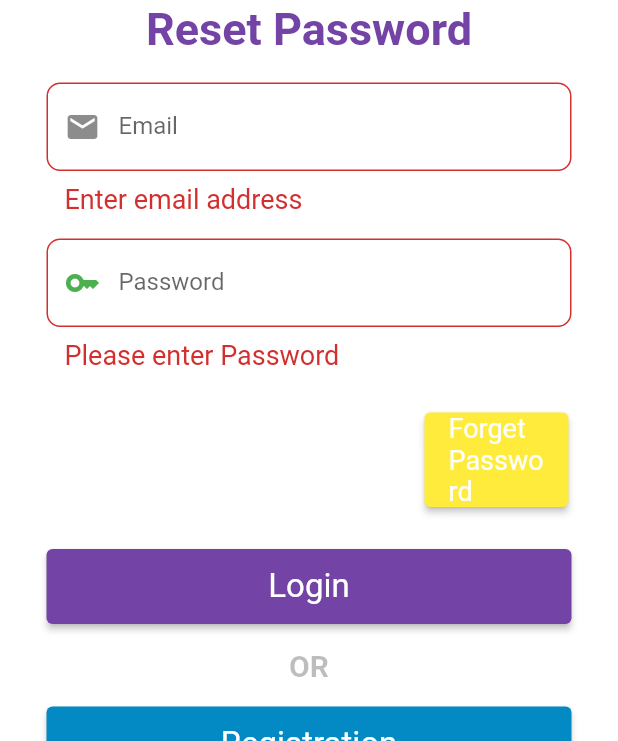
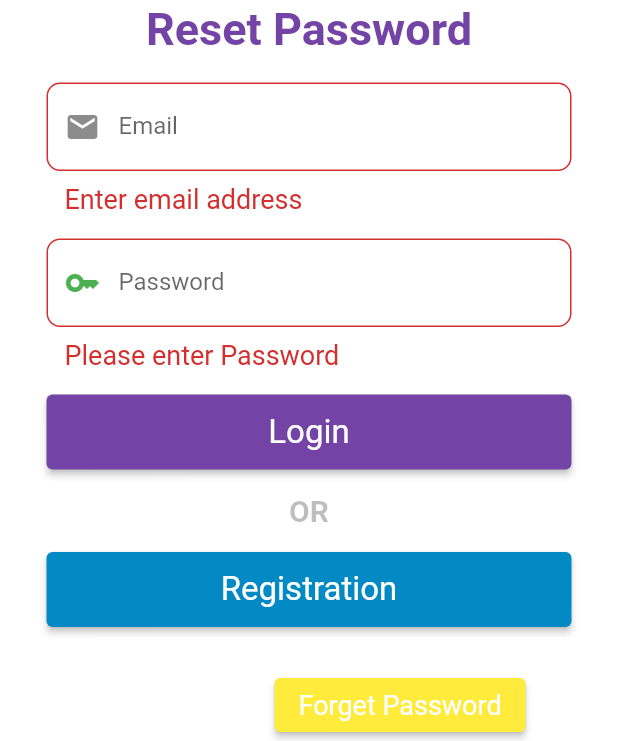
Before and after one commit to yasseribrahim/flutter-univenty-app, a Flutter app: the screen it shows after launch, after a tap on "Login", on a phone screen of 412 x 824 dp, the part 495-1236 px from its top. Run offline on Flutter 3.47's test engine with Material 2 defaults, Android fonts, the phone set to English and light mode, and no system bars; our stand-ins replace firebase_auth, firebase_core, fluttertoast, form_field_validator; missing offline and left inert: firebase_ui_auth; accounts and stored records are empty.

Commit message:
fix android running

```diff
--- a/lib/screens/login_screen.dart
+++ b/lib/screens/login_screen.dart
@@ -70,7 +70,7 @@ class _LoginScreenState extends State<LoginScreen> {
                           Padding(
                               padding: const EdgeInsets.all(8.0),
                               child: TextFormField(
-                              controller: controllerEmail,
+                                  controller: controllerEmail,
                                   validator: MultiValidator([
                                     RequiredValidator(
                                         errorText: 'Enter email address'),
@@ -123,24 +123,6 @@ class _LoginScreenState extends State<LoginScreen> {
                               ),
                             ),
                           ),
-                          Container(
-                            margin: EdgeInsets.fromLTRB(250, 0, 0, 0),
-                            padding: EdgeInsets.fromLTRB(10, 20, 10, 20),
-                            child: ElevatedButton(
-                                style: ElevatedButton.styleFrom(
-                                    textStyle: const TextStyle(fontSize: 20),
-                                    backgroundColor:  Colors.yellow,
-                                    ),
-                                onPressed: () {
-                                  Navigator.push(context, new MaterialPageRoute(builder: (context) => new ForgotPasswordScreen()));
-                                },
-                                child: const Text(
-                                  'Forget Password',
-                                  style: TextStyle(
-                                      color: Colors.white, fontSize: 18),
-                                ),
-                              )
-                          ),
                           Padding(
                             padding: const EdgeInsets.all(8.0),
                             child: Container(
@@ -151,11 +133,18 @@ class _LoginScreenState extends State<LoginScreen> {
                                 onPressed: () {
                                   if (_formkey.currentState!.validate()) {
                                     var toaster = new Toaster();
-                                     authHandler.handleSignInEmail(controllerEmail.text, controllerPassword.text)
-                                      .then((User user) {
-                                        toaster.show("Successfully Login");
-                                          Navigator.push(context, new MaterialPageRoute(builder: (context) => new HomeScreen()));
-                                    }).catchError((e) => toaster.show(e.toString()));
+                                    authHandler
+                                        .handleSignInEmail(controllerEmail.text,
+                                            controllerPassword.text)
+                                        .then((User user) {
+                                      toaster.show("Successfully Login");
+                                      Navigator.push(
+                                          context,
+                                          new MaterialPageRoute(
+                                              builder: (context) =>
+                                                  new HomeScreen()));
+                                    }).catchError(
+                                            (e) => toaster.show(e.toString()));
                                   }
                                 },
                                 child: const Text(
@@ -189,7 +178,11 @@ class _LoginScreenState extends State<LoginScreen> {
                                     textStyle: const TextStyle(fontSize: 20),
                                     backgroundColor: Color(0xFF0389C3)),
                                 onPressed: () {
-                                  Navigator.pushReplacement(context, MaterialPageRoute(builder: (context) => RegistrationScreen()));
+                                  Navigator.pushReplacement(
+                                      context,
+                                      MaterialPageRoute(
+                                          builder: (context) =>
+                                              RegistrationScreen()));
                                 },
                                 child: const Text(
                                   'Registration',
@@ -200,7 +193,28 @@ class _LoginScreenState extends State<LoginScreen> {
                               width: MediaQuery.of(context).size.width,
                               height: 50,
                             ),
-                          )
+                          ),
+                          Container(
+                              margin: EdgeInsets.fromLTRB(150, 0, 0, 0),
+                              padding: EdgeInsets.fromLTRB(10, 20, 10, 20),
+                              child: ElevatedButton(
+                                style: ElevatedButton.styleFrom(
+                                  textStyle: const TextStyle(fontSize: 20),
+                                  backgroundColor: Colors.yellow,
+                                ),
+                                onPressed: () {
+                                  Navigator.push(
+                                      context,
+                                      new MaterialPageRoute(
+                                          builder: (context) =>
+                                          new ForgotPasswordScreen()));
+                                },
+                                child: const Text(
+                                  'Forget Password',
+                                  style: TextStyle(
+                                      color: Colors.white, fontSize: 18),
+                                ),
+                              ))
                         ]),
                   )),
             ),
--- a/lib/splash_screen.dart
+++ b/lib/splash_screen.dart
@@ -9,6 +9,8 @@ import 'firebase_options.dart';
 import 'screens/home_screen.dart';
 
 void main() async {
+  WidgetsFlutterBinding.ensureInitialized();
+
   await Firebase.initializeApp(
     options: DefaultFirebaseOptions.currentPlatform,
   );
```
Also changed, not shown: 1 other file.
